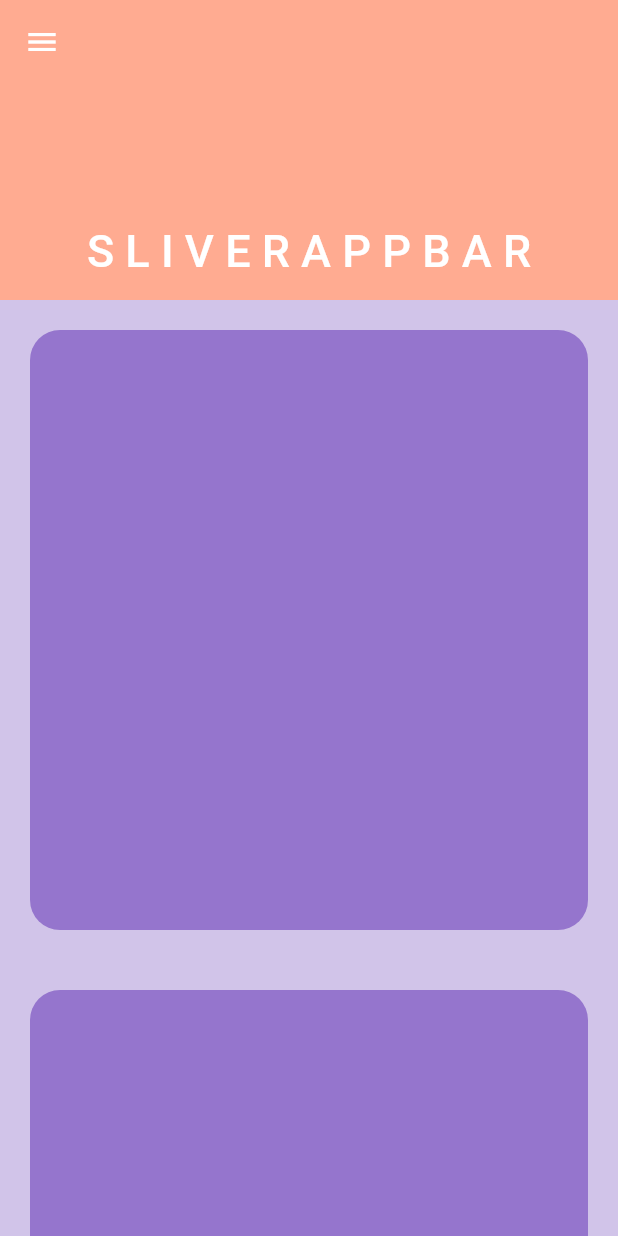
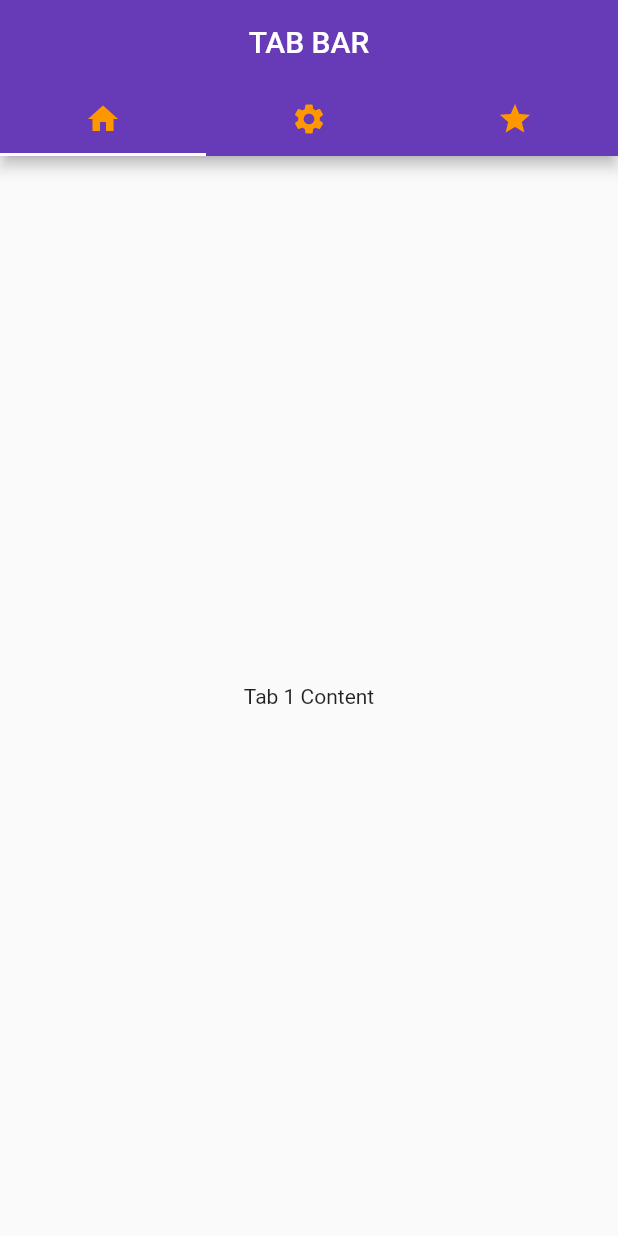
Before and after one commit to DivyanshVish/Flutter_Basic_Widget_Revisions, a Flutter app: the screen it shows after launch, on a phone screen of 412 x 824 dp. Run offline on Flutter 3.47's test engine with Material 2 defaults, Android fonts, the phone set to English and light mode, and no system bars.

Commit message:
Initial commit

```diff
--- /dev/null
+++ b/lib/day_13_tab_bar.dart
@@ -0,0 +1,55 @@
+import 'package:flutter/material.dart';
+
+class Day_Tab_Bar extends StatelessWidget {
+  const Day_Tab_Bar({Key? key});
+
+  @override
+  Widget build(BuildContext context) {
+    return DefaultTabController(
+      length: 3, // Specify the number of tabs
+      child: Scaffold(
+        appBar: AppBar(
+          centerTitle: true,
+          title: const Text("TAB BAR"),
+          bottom: const TabBar(
+            // Use TabBar widget with TabBarView
+            tabs: [
+              Tab(
+                icon: Icon(
+                  Icons.home,
+                  color: Colors.orange,
+                ),
+              ),
+              Tab(
+                icon: Icon(
+                  Icons.settings,
+                  color: Colors.orange,
+                ),
+              ),
+              Tab(
+                icon: Icon(
+                  Icons.star,
+                  color: Colors.orange,
+                ),
+              ),
+            ],
+          ),
+        ),
+        body: const TabBarView(
+          // Add TabBarView for tab content
+          children: [
+            Center(
+              child: Text('Tab 1 Content'),
+            ),
+            Center(
+              child: Text('Tab 2 Content'),
+            ),
+            Center(
+              child: Text('Tab 3 Content'),
+            ),
+          ],
+        ),
+      ),
+    );
+  }
+}
--- a/lib/day_4_listview_builder.dart
+++ b/lib/day_4_listview_builder.dart
@@ -1,6 +1,6 @@
 import 'package:flutter/material.dart';
-import 'package:thirty_days_challeng/circles.dart';
-import 'package:thirty_days_challeng/square.dart';
+import 'package:thirty_days_challeng/pages/circles.dart';
+import 'package:thirty_days_challeng/pages/square.dart';
 
 class Day_ListView_Builder extends StatelessWidget {
   Day_ListView_Builder({super.key});
--- a/lib/main.dart
+++ b/lib/main.dart
@@ -1,6 +1,5 @@
 import 'package:flutter/material.dart';
-import 'package:thirty_days_challeng/day_12_sliverappbar.dart';
-import 'day_11_drawer.dart';
+import 'package:thirty_days_challeng/day_13_tab_bar.dart';
 
 void main() {
   runApp(const MyApp());
@@ -12,12 +11,12 @@ class MyApp extends StatelessWidget {
   // This widget is the root of your application.
   @override
   Widget build(BuildContext context) {
-    return const MaterialApp(
+    return MaterialApp(
       /* --------------- Theme Function will change entire Application Theme --------------- */
       /* --------------------------- theme: ThemeData(), -------------------------- */
-
+      theme: ThemeData(primarySwatch: Colors.deepPurple),
       debugShowCheckedModeBanner: false,
-      home: Day_SliverAppBar(),
+      home: const Day_Tab_Bar(),
     );
   }
 }
```
Also changed, not shown: images/try.jpg (deleted), lib/pages/circles.dart (renamed from lib/circles.dart), lib/pages/square.dart (renamed from lib/square.dart).
